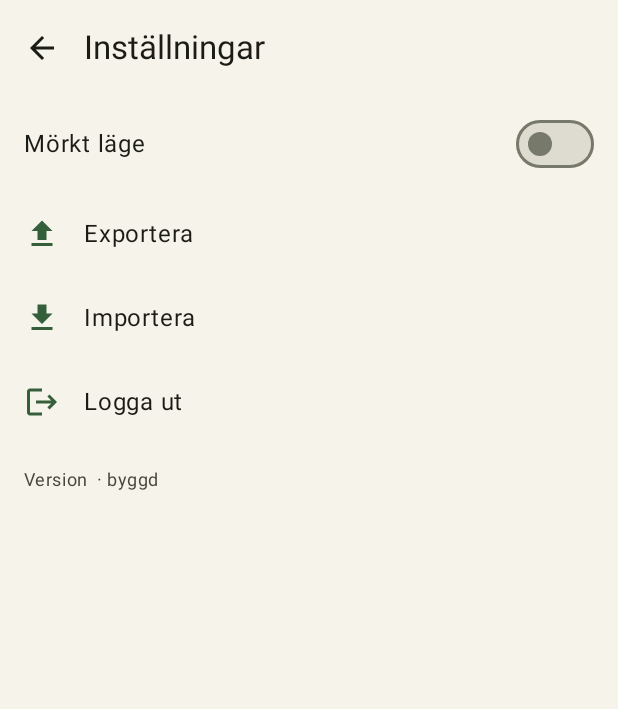
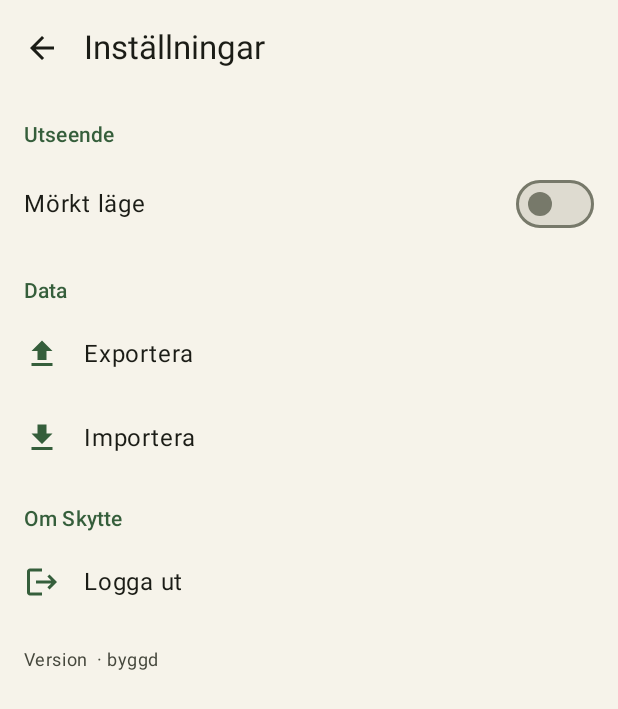
Before and after one commit to mangefoo/skytte, an Android app built with Jetpack Compose: the composable SettingsScreen shown on its own in the app's theme, on a phone screen of 412 x 824 dp. Shown: the top 709 px of the screen. Run offline under Robolectric (Android 15) with nearby library versions, the phone set to English and light mode, and no system bars; our stand-ins replace Firebase (no records; nobody signed in at launch, a user with empty details on screens opened directly).

Commit message:
Group settings page into Utseende, Data and Om Skytte sections
Add section headers to the settings screen and place the existing
options under them: dark mode under Utseende, export/import under
Data, and sign out plus the version line under Om Skytte.

```diff
--- a/app/src/main/java/se/mindphaser/skytte/ui/settings/SettingsScreen.kt
+++ b/app/src/main/java/se/mindphaser/skytte/ui/settings/SettingsScreen.kt
@@ -95,6 +95,8 @@ fun SettingsScreen(onBack: () -> Unit) {
                 .fillMaxSize()
                 .padding(padding)
         ) {
+            SettingsSectionHeader(stringResource(R.string.settings_section_appearance))
+
             Row(
                 modifier = Modifier
                     .fillMaxWidth()
@@ -111,6 +113,8 @@ fun SettingsScreen(onBack: () -> Unit) {
                     onCheckedChange = { themePreferences.setDarkMode(it) }
                 )
             }
+
+            SettingsSectionHeader(stringResource(R.string.settings_section_data))
 
             SettingsActionRow(
                 icon = Icons.Default.Upload,
@@ -129,6 +133,8 @@ fun SettingsScreen(onBack: () -> Unit) {
                 label = stringResource(R.string.import_data),
                 onClick = { importLauncher.launch(arrayOf("application/json")) }
             )
+
+            SettingsSectionHeader(stringResource(R.string.settings_section_about))
 
             SettingsActionRow(
                 icon = Icons.AutoMirrored.Filled.Logout,
@@ -151,6 +157,16 @@ fun SettingsScreen(onBack: () -> Unit) {
 }
 
 @Composable
+private fun SettingsSectionHeader(title: String) {
+    Text(
+        text = title,
+        style = MaterialTheme.typography.titleSmall,
+        color = MaterialTheme.colorScheme.primary,
+        modifier = Modifier.padding(start = 16.dp, end = 16.dp, top = 16.dp, bottom = 4.dp)
+    )
+}
+
+@Composable
 private fun SettingsActionRow(
     icon: androidx.compose.ui.graphics.vector.ImageVector,
     label: String,
--- a/app/src/main/res/values/strings.xml
+++ b/app/src/main/res/values/strings.xml
@@ -22,6 +22,9 @@
     <string name="unknown_label">Okänt</string>
     <string name="empty_dashboard">Ingen statistik ännu. Lägg till skjuttillfällen för att se data.</string>
 
+    <string name="settings_section_appearance">Utseende</string>
+    <string name="settings_section_data">Data</string>
+    <string name="settings_section_about">Om Skytte</string>
     <string name="dark_mode">Mörkt läge</string>
 
     <string name="add_session">Nytt skjuttillfälle</string>
```
Also changed, not shown: 1 other file.
